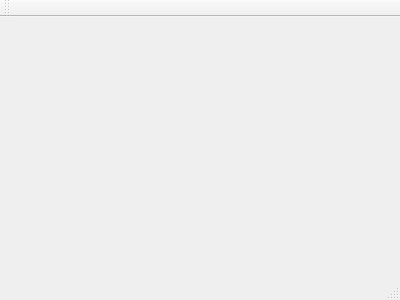
KrisToe4/qt, file Udemy_Tut_For_Beginners/HtmlDemo/mainwindow.ui: the form before one commit.
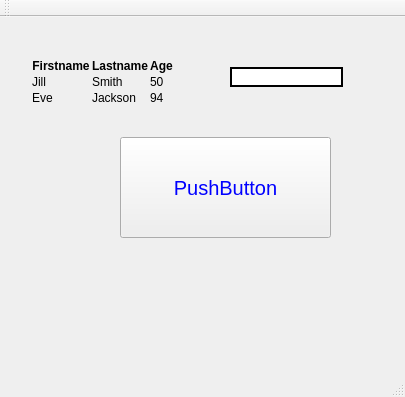
The form after the commit. Icons and pictures are not drawn.

Patch:
```diff
--- a/Udemy_Tut_For_Beginners/HtmlDemo/mainwindow.ui
+++ b/Udemy_Tut_For_Beginners/HtmlDemo/mainwindow.ui
@@ -1,24 +1,105 @@
 <ui version="4.0">
  <class>MainWindow</class>
- <widget class="QMainWindow" name="MainWindow" >
-  <property name="geometry" >
+ <widget class="QMainWindow" name="MainWindow">
+  <property name="geometry">
    <rect>
     <x>0</x>
     <y>0</y>
-    <width>400</width>
-    <height>300</height>
+    <width>405</width>
+    <height>397</height>
    </rect>
   </property>
   <property name="windowTitle" >
    <string>MainWindow</string>
   </property>
-  <widget class="QMenuBar" name="menuBar" />
-  <widget class="QToolBar" name="mainToolBar" />
-  <widget class="QWidget" name="centralWidget" />
-  <widget class="QStatusBar" name="statusBar" />
+  <property name="styleSheet">
+   <string notr="true">background-image: url(:/resource/img/logo.png);
+background-repeat: no-repeat;
+background-size: 400px 400px;</string>
+  </property>
+  <widget class="QWidget" name="centralWidget">
+   <widget class="QLabel" name="label">
+    <property name="geometry">
+     <rect>
+      <x>30</x>
+      <y>30</y>
+      <width>151</width>
+      <height>71</height>
+     </rect>
+    </property>
+    <property name="text">
+     <string>&lt;table style=&quot;width:100%&quot;&gt;
+  &lt;tr&gt;
+    &lt;th&gt;Firstname&lt;/th&gt;
+    &lt;th&gt;Lastname&lt;/th&gt; 
+    &lt;th&gt;Age&lt;/th&gt;
+  &lt;/tr&gt;
+  &lt;tr&gt;
+    &lt;td&gt;Jill&lt;/td&gt;
+    &lt;td&gt;Smith&lt;/td&gt; 
+    &lt;td&gt;50&lt;/td&gt;
+  &lt;/tr&gt;
+  &lt;tr&gt;
+    &lt;td&gt;Eve&lt;/td&gt;
+    &lt;td&gt;Jackson&lt;/td&gt; 
+    &lt;td&gt;94&lt;/td&gt;
+  &lt;/tr&gt;
+&lt;/table&gt;</string>
+    </property>
+   </widget>
+   <widget class="QPushButton" name="pushButton">
+    <property name="geometry">
+     <rect>
+      <x>120</x>
+      <y>120</y>
+      <width>211</width>
+      <height>101</height>
+     </rect>
+    </property>
+    <property name="styleSheet">
+     <string notr="true">color: blue;
+font: bold italic large &quot;Times New Roman&quot;;
+font-size: 20px;</string>
+    </property>
+    <property name="text">
+     <string>PushButton</string>
+    </property>
+   </widget>
+   <widget class="QLineEdit" name="lineEdit">
+    <property name="geometry">
+     <rect>
+      <x>230</x>
+      <y>50</y>
+      <width>113</width>
+      <height>20</height>
+     </rect>
+    </property>
+    <property name="styleSheet">
+     <string notr="true">border: 2px solid;</string>
+    </property>
+   </widget>
+  </widget>
+  <widget class="QMenuBar" name="menuBar">
+   <property name="geometry">
+    <rect>
+     <x>0</x>
+     <y>0</y>
+     <width>405</width>
+     <height>21</height>
+    </rect>
+   </property>
+  </widget>
+  <widget class="QToolBar" name="mainToolBar">
+   <attribute name="toolBarArea">
+    <enum>TopToolBarArea</enum>
+   </attribute>
+   <attribute name="toolBarBreak">
+    <bool>false</bool>
+   </attribute>
+  </widget>
+  <widget class="QStatusBar" name="statusBar"/>
  </widget>
- <layoutDefault spacing="6" margin="11" />
- <pixmapfunction></pixmapfunction>
+ <layoutdefault spacing="6" margin="11"/>
  <resources/>
  <connections/>
 </ui>
```
Left out of the diff: 3 changed lines with no effect on the pictures.
